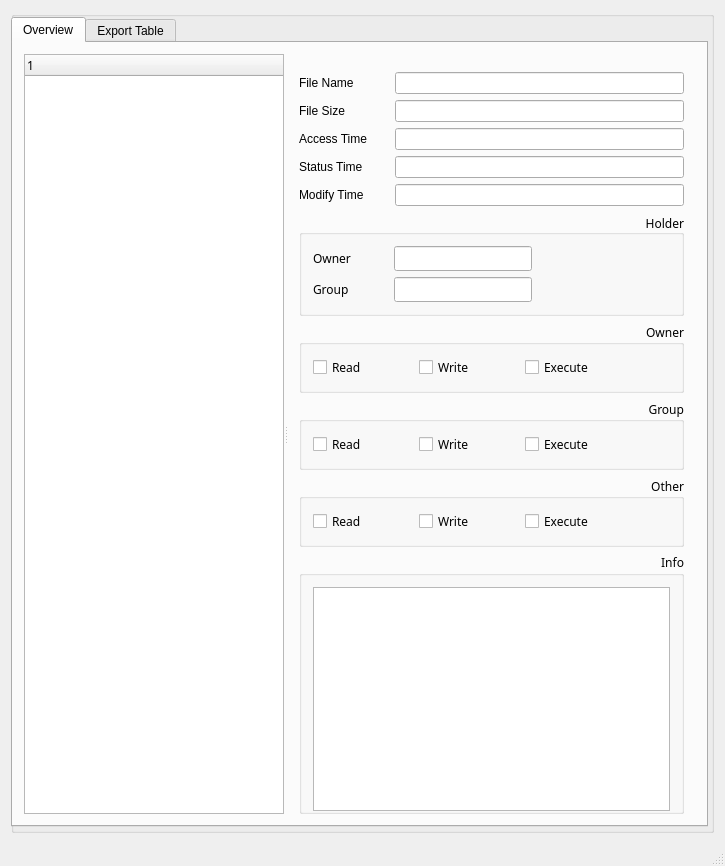
This is mainwindow.ui in bas524/linuxdependency as Qt 5 draws it before an edit. The edited form follows.
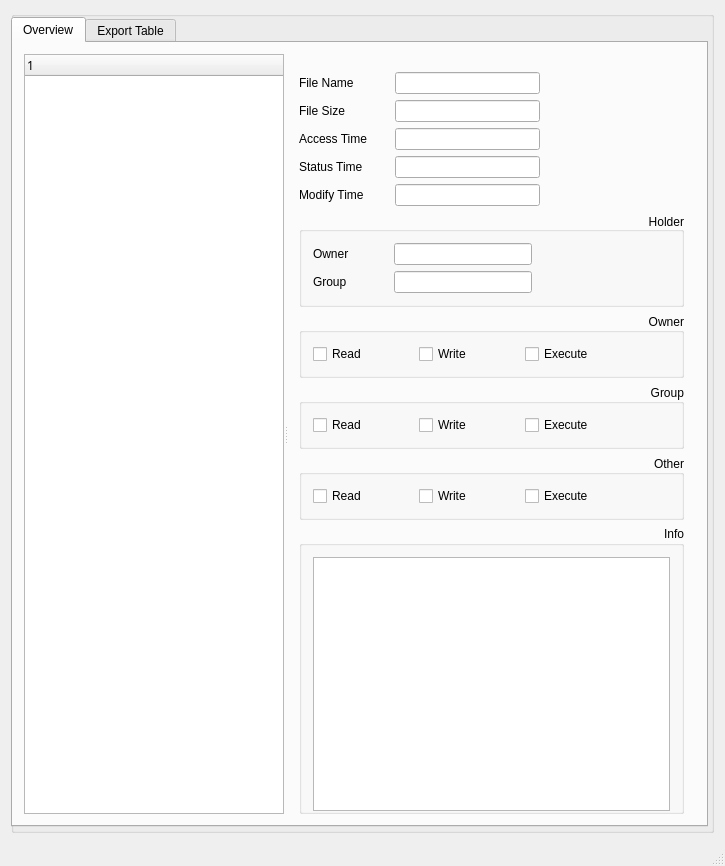
This is the edited form. Icons and pictures are not drawn.

Patch:
```diff
--- a/mainwindow.ui
+++ b/mainwindow.ui
@@ -113,6 +113,19 @@
                 </property>
                </widget>
               </item>
+              <item>
+               <spacer name="horizontalSpacer_6">
+                <property name="orientation">
+                 <enum>Qt::Horizontal</enum>
+                </property>
+                <property name="sizeHint" stdset="0">
+                 <size>
+                  <width>40</width>
+                  <height>20</height>
+                 </size>
+                </property>
+               </spacer>
+              </item>
              </layout>
             </item>
             <item>
@@ -137,6 +150,19 @@
                 </property>
                </widget>
               </item>
+              <item>
+               <spacer name="horizontalSpacer_7">
+                <property name="orientation">
+                 <enum>Qt::Horizontal</enum>
+                </property>
+                <property name="sizeHint" stdset="0">
+                 <size>
+                  <width>40</width>
+                  <height>20</height>
+                 </size>
+                </property>
+               </spacer>
+              </item>
              </layout>
             </item>
             <item>
@@ -161,6 +187,19 @@
                 </property>
                </widget>
               </item>
+              <item>
+               <spacer name="horizontalSpacer_8">
+                <property name="orientation">
+                 <enum>Qt::Horizontal</enum>
+                </property>
+                <property name="sizeHint" stdset="0">
+                 <size>
+                  <width>40</width>
+                  <height>20</height>
+                 </size>
+                </property>
+               </spacer>
+              </item>
              </layout>
             </item>
             <item>
@@ -185,6 +224,19 @@
                 </property>
                </widget>
               </item>
+              <item>
+               <spacer name="horizontalSpacer_9">
+                <property name="orientation">
+                 <enum>Qt::Horizontal</enum>
+                </property>
+                <property name="sizeHint" stdset="0">
+                 <size>
+                  <width>40</width>
+                  <height>20</height>
+                 </size>
+                </property>
+               </spacer>
+              </item>
              </layout>
             </item>
             <item>
@@ -209,15 +261,23 @@
                 </property>
                </widget>
               </item>
+              <item>
+               <spacer name="horizontalSpacer_10">
+                <property name="orientation">
+                 <enum>Qt::Horizontal</enum>
+                </property>
+                <property name="sizeHint" stdset="0">
+                 <size>
+                  <width>40</width>
+                  <height>20</height>
+                 </size>
+                </property>
+               </spacer>
+              </item>
              </layout>
             </item>
             <item>
              <widget class="QGroupBox" name="groupUserGroup">
-              <property name="font">
-               <font>
-                <family>Ubuntu Mono</family>
-               </font>
-              </property>
               <property name="title">
                <string>Holder</string>
               </property>
@@ -296,11 +356,6 @@
             </item>
             <item>
              <widget class="QGroupBox" name="groupBoxOwner">
-              <property name="font">
-               <font>
-                <family>Ubuntu Mono</family>
-               </font>
-              </property>
               <property name="title">
                <string>Owner</string>
               </property>
@@ -377,11 +432,6 @@
             </item>
             <item>
              <widget class="QGroupBox" name="groupBoxGroup">
-              <property name="font">
-               <font>
-                <family>Ubuntu Mono</family>
-               </font>
-              </property>
               <property name="title">
                <string>Group</string>
               </property>
@@ -458,11 +508,6 @@
             </item>
             <item>
              <widget class="QGroupBox" name="groupBoxOther">
-              <property name="font">
-               <font>
-                <family>Ubuntu Mono</family>
-               </font>
-              </property>
               <property name="title">
                <string>Other</string>
               </property>
@@ -551,11 +596,6 @@
             </item>
             <item>
              <widget class="QGroupBox" name="groupBoxInfo">
-              <property name="font">
-               <font>
-                <family>Ubuntu Mono</family>
-               </font>
-              </property>
               <property name="title">
                <string>Info</string>
               </property>
```
Left out of the diff: 7 changed lines with no effect on the pictures.
